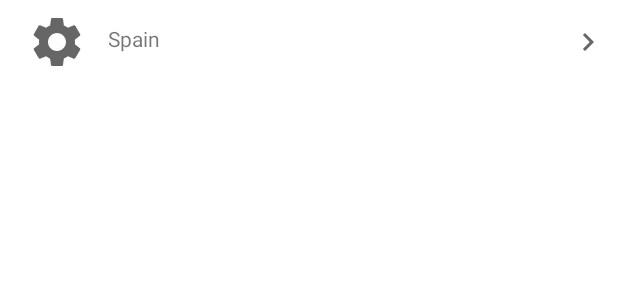
After one commit to InQBarna/coronasurveys-android, an Android app: the layout country_view.xml on its own in the app's theme, with its tools: preview values and no code run, on a phone screen of 412 x 824 dp. The commit adds this screen. Shown: the top 300 px of the screen. Run offline under Robolectric (Android 15) with nearby library versions, the phone set to English and light mode, and no system bars.

Commit message:
Adding country logic and view

```diff
--- a/app/src/main/java/com/inqbarna/coronasurveys/App.kt
+++ b/app/src/main/java/com/inqbarna/coronasurveys/App.kt
@@ -5,6 +5,7 @@ import android.app.NotificationChannel
 import android.app.NotificationManager
 import android.os.Build
 import com.blongho.country_data.World
+import com.inqbarna.coronasurveys.utils.CHANNEL_ID
 
 class App: Application() {
 
--- a/app/src/main/java/com/inqbarna/coronasurveys/ReminderBroadcast.kt
+++ b/app/src/main/java/com/inqbarna/coronasurveys/ReminderBroadcast.kt
@@ -5,11 +5,14 @@ import android.content.Context
 import android.content.Intent
 import androidx.core.app.NotificationCompat
 import androidx.core.app.NotificationManagerCompat
+import com.inqbarna.coronasurveys.utils.CHANNEL_ID
 
 class ReminderBroadcast: BroadcastReceiver() {
 
     override fun onReceive(context: Context, intent: Intent) {
-        val builder: NotificationCompat.Builder = NotificationCompat.Builder(context, CHANNEL_ID)
+        val builder: NotificationCompat.Builder = NotificationCompat.Builder(context,
+            CHANNEL_ID
+        )
             .setSmallIcon(R.drawable.ic_baseline_settings_24)
             .setContentTitle("Reminder survey")
             .setContentText("Please fill the survey")
--- a/app/src/main/java/com/inqbarna/coronasurveys/preferences/SettingsFragment.kt
+++ b/app/src/main/java/com/inqbarna/coronasurveys/preferences/SettingsFragment.kt
@@ -4,7 +4,7 @@ import android.content.SharedPreferences
 import android.os.Bundle
 import androidx.preference.PreferenceFragmentCompat
 import com.inqbarna.coronasurveys.R
-import com.inqbarna.coronasurveys.Utils
+import com.inqbarna.coronasurveys.utils.createAlarm
 
 class SettingsFragment : PreferenceFragmentCompat(),
     SharedPreferences.OnSharedPreferenceChangeListener {
@@ -28,7 +28,7 @@ class SettingsFragment : PreferenceFragmentCompat(),
         if (key == REMINDER_PREF) {
             val newValue = sharedPreferences.getString(REMINDER_PREF, null)
             val freq = ReminderFrequency.valueOf(newValue!!)
-            Utils.createAlarm(requireContext(), freq)
+            createAlarm(requireContext(), freq)
         }
     }
 
--- a/app/src/main/java/com/inqbarna/coronasurveys/survey/WebViewActivity.kt
+++ b/app/src/main/java/com/inqbarna/coronasurveys/survey/WebViewActivity.kt
@@ -5,10 +5,8 @@ import android.content.Intent
 import android.os.Bundle
 import android.webkit.JavascriptInterface
 import android.webkit.WebView
-import android.webkit.WebViewClient
 import androidx.appcompat.app.AppCompatActivity
 import com.inqbarna.coronasurveys.BuildConfig
-import com.inqbarna.coronasurveys.ReminderDialog
 
 class WebViewActivity : AppCompatActivity() {
 
--- a/app/src/main/java/com/inqbarna/coronasurveys/Urls.kt
+++ b/app/src/main/java/com/inqbarna/coronasurveys/utils/Urls.kt
@@ -1,4 +1,4 @@
-package com.inqbarna.coronasurveys
+package com.inqbarna.coronasurveys.utils
 
 const val CONTACT_EMAIL = "coronasurveys@gmail.com"
 const val INSTAGRAM = "https://www.instagram.com/coronasurveys"
--- /dev/null
+++ b/app/src/main/res/drawable/ic_baseline_keyboard_arrow_right_24.xml
@@ -0,0 +1,10 @@
+<vector xmlns:android="http://schemas.android.com/apk/res/android"
+    android:width="24dp"
+    android:height="24dp"
+    android:viewportWidth="24"
+    android:viewportHeight="24"
+    android:tint="?attr/colorControlNormal">
+  <path
+      android:fillColor="@android:color/white"
+      android:pathData="M8.59,16.59L13.17,12 8.59,7.41 10,6l6,6 -6,6 -1.41,-1.41z"/>
+</vector>
--- /dev/null
+++ b/app/src/main/res/layout/country_view.xml
@@ -0,0 +1,31 @@
+<?xml version="1.0" encoding="utf-8"?>
+<androidx.constraintlayout.widget.ConstraintLayout xmlns:android="http://schemas.android.com/apk/res/android"
+    xmlns:app="http://schemas.android.com/apk/res-auto"
+    xmlns:tools="http://schemas.android.com/tools"
+    android:id="@+id/root_country_view"
+    android:layout_width="match_parent"
+    android:layout_height="wrap_content"
+    android:background="?selectableItemBackground"
+    android:padding="8dp">
+
+    <ImageView
+        android:id="@+id/country_flag"
+        android:layout_width="60dp"
+        android:layout_height="40dp"
+        app:layout_constraintStart_toStartOf="parent"
+        app:layout_constraintTop_toTopOf="parent"
+        tools:src="@drawable/ic_baseline_settings_24" />
+
+    <TextView
+        android:id="@+id/country_name"
+        android:layout_width="0dp"
+        android:layout_height="wrap_content"
+        android:layout_marginStart="4dp"
+        android:drawableEnd="@drawable/ic_baseline_keyboard_arrow_right_24"
+        app:layout_constraintBottom_toBottomOf="@+id/country_flag"
+        app:layout_constraintEnd_toEndOf="parent"
+        app:layout_constraintStart_toEndOf="@id/country_flag"
+        app:layout_constraintTop_toTopOf="@+id/country_flag"
+        tools:text="Spain" />
+
+</androidx.constraintlayout.widget.ConstraintLayout>
```
Also changed, not shown: app/src/main/java/com/inqbarna/coronasurveys/CountryView.kt (added, +37 -0 lines), app/src/main/java/com/inqbarna/coronasurveys/MainActivity.kt (+5 -5 lines), app/src/main/java/com/inqbarna/coronasurveys/Utils.kt (deleted, +0 -40 lines), app/src/main/java/com/inqbarna/coronasurveys/survey/ReminderDialog.kt (renamed from app/src/main/java/com/inqbarna/coronasurveys/ReminderDialog.kt, +5 -2 lines), app/src/main/java/com/inqbarna/coronasurveys/utils/Utils.kt (added, +50 -0 lines), app/src/main/res/layout/activity_main.xml (+57 -15 lines).
